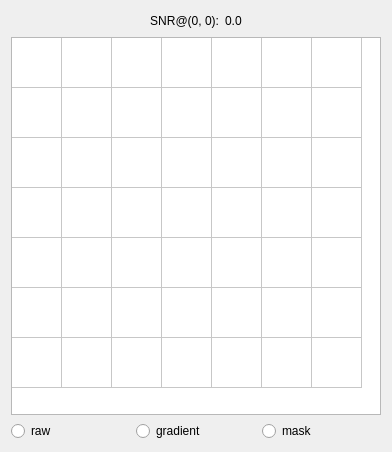
Qt form ui/inspector.ui (LiuLab-CSRC/ClickX) before a commit.
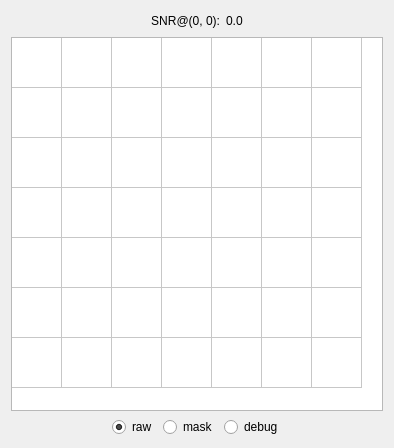
The same form after that commit.

Patch:
```diff
--- a/ui/inspector.ui
+++ b/ui/inspector.ui
@@ -6,8 +6,8 @@
    <rect>
     <x>0</x>
     <y>0</y>
-    <width>392</width>
-    <height>452</height>
+    <width>394</width>
+    <height>448</height>
    </rect>
   </property>
   <property name="sizePolicy">
@@ -33,7 +33,7 @@
   </property>
   <layout class="QVBoxLayout" name="verticalLayout" stretch="0,1,0">
    <item>
-    <layout class="QHBoxLayout" name="horizontalLayout" stretch="1,0,0,1">
+    <layout class="QHBoxLayout" name="horizontalLayout" stretch="0,0,0,0">
      <item>
       <spacer name="horizontalSpacer_2">
        <property name="orientation">
@@ -212,37 +212,57 @@
     </widget>
    </item>
    <item>
-    <layout class="QHBoxLayout" name="horizontalLayout_2" stretch="1,1,1">
+    <layout class="QHBoxLayout" name="horizontalLayout_2">
      <item>
-      <widget class="QRadioButton" name="radioButton">
+      <spacer name="horizontalSpacer_3">
+       <property name="orientation">
+        <enum>Qt::Horizontal</enum>
+       </property>
+       <property name="sizeHint" stdset="0">
+        <size>
+         <width>40</width>
+         <height>20</height>
+        </size>
+       </property>
+      </spacer>
+     </item>
+     <item>
+      <widget class="QRadioButton" name="rawButton">
        <property name="text">
         <string>raw</string>
        </property>
-       <property name="autoExclusive">
-        <bool>false</bool>
+       <property name="checked">
+        <bool>true</bool>
        </property>
       </widget>
      </item>
      <item>
-      <widget class="QRadioButton" name="radioButton_2">
-       <property name="text">
-        <string>gradient</string>
-       </property>
-       <property name="autoExclusive">
-        <bool>false</bool>
-       </property>
-      </widget>
-     </item>
-     <item>
-      <widget class="QRadioButton" name="radioButton_3">
+      <widget class="QRadioButton" name="maskButton">
        <property name="text">
         <string>mask</string>
        </property>
-       <property name="autoExclusive">
-        <bool>false</bool>
+      </widget>
+     </item>
+     <item>
+      <widget class="QRadioButton" name="debugButton">
+       <property name="text">
+        <string>debug</string>
        </property>
       </widget>
      </item>
+     <item>
+      <spacer name="horizontalSpacer_4">
+       <property name="orientation">
+        <enum>Qt::Horizontal</enum>
+       </property>
+       <property name="sizeHint" stdset="0">
+        <size>
+         <width>40</width>
+         <height>20</height>
+        </size>
+       </property>
+      </spacer>
+     </item>
     </layout>
    </item>
   </layout>
```
Left out of the diff: 4 changed lines with no effect on the pictures.
